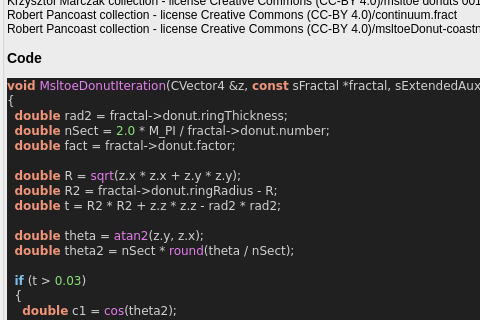
Above: mandelbulber2/formula/ui/fractal_msltoe_donut.ui from buddhi1980/mandelbulber2 before the change; both pictures show x 0 to 480 and y 232 to 552 of the 754 by 953 pixel window. Below: the same form after it.
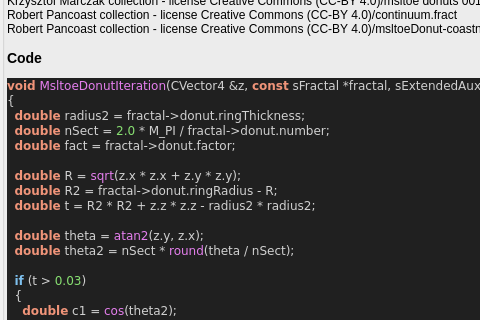
That is the form after the change. Custom widgets are drawn as their Qt base class.

Patch:
```diff
--- a/mandelbulber2/formula/ui/fractal_msltoe_donut.ui
+++ b/mandelbulber2/formula/ui/fractal_msltoe_donut.ui
@@ -291,13 +291,13 @@
 &lt;body style=&quot;background-color:#202020&quot;&gt;
 &lt;pre style=&quot;color:#d0d0d0; background-color:#202020;  font-family:'Courier New',monospace;&quot;&gt;&lt;span style=&quot;color:#f09479; font-weight:bold&quot;&gt;void&lt;/span&gt; &lt;span style=&quot;color:#e47eed&quot;&gt;MsltoeDonutIteration&lt;/span&gt;&lt;span style=&quot;color:#d0d0d0&quot;&gt;(&lt;/span&gt;CVector4 &lt;span style=&quot;color:#d0d0d0&quot;&gt;&amp;amp;&lt;/span&gt;z&lt;span style=&quot;color:#d0d0d0&quot;&gt;,&lt;/span&gt; &lt;span style=&quot;color:#f09479; font-weight:bold&quot;&gt;const&lt;/span&gt; sFractal &lt;span style=&quot;color:#d0d0d0&quot;&gt;*&lt;/span&gt;fractal&lt;span style=&quot;color:#d0d0d0&quot;&gt;,&lt;/span&gt; sExtendedAux &lt;span style=&quot;color:#d0d0d0&quot;&gt;&amp;amp;&lt;/span&gt;aux&lt;span style=&quot;color:#d0d0d0&quot;&gt;)&lt;/span&gt;
 &lt;span style=&quot;color:#d0d0d0&quot;&gt;{&lt;/span&gt;
-  &lt;span style=&quot;color:#f09479; font-weight:bold&quot;&gt;double&lt;/span&gt; rad2 &lt;span style=&quot;color:#d0d0d0&quot;&gt;=&lt;/span&gt; fractal&lt;span style=&quot;color:#d0d0d0&quot;&gt;-&amp;gt;&lt;/span&gt;donut&lt;span style=&quot;color:#d0d0d0&quot;&gt;.&lt;/span&gt;ringThickness&lt;span style=&quot;color:#d0d0d0&quot;&gt;;&lt;/span&gt;
+  &lt;span style=&quot;color:#f09479; font-weight:bold&quot;&gt;double&lt;/span&gt; radius2 &lt;span style=&quot;color:#d0d0d0&quot;&gt;=&lt;/span&gt; fractal&lt;span style=&quot;color:#d0d0d0&quot;&gt;-&amp;gt;&lt;/span&gt;donut&lt;span style=&quot;color:#d0d0d0&quot;&gt;.&lt;/span&gt;ringThickness&lt;span style=&quot;color:#d0d0d0&quot;&gt;;&lt;/span&gt;
   &lt;span style=&quot;color:#f09479; font-weight:bold&quot;&gt;double&lt;/span&gt; nSect &lt;span style=&quot;color:#d0d0d0&quot;&gt;=&lt;/span&gt; &lt;span style=&quot;color:#87df71&quot;&gt;2.0&lt;/span&gt; &lt;span style=&quot;color:#d0d0d0&quot;&gt;*&lt;/span&gt; M_PI &lt;span style=&quot;color:#d0d0d0&quot;&gt;/&lt;/span&gt; fractal&lt;span style=&quot;color:#d0d0d0&quot;&gt;-&amp;gt;&lt;/span&gt;donut&lt;span style=&quot;color:#d0d0d0&quot;&gt;.&lt;/span&gt;number&lt;span style=&quot;color:#d0d0d0&quot;&gt;;&lt;/span&gt;
   &lt;span style=&quot;color:#f09479; font-weight:bold&quot;&gt;double&lt;/span&gt; fact &lt;span style=&quot;color:#d0d0d0&quot;&gt;=&lt;/span&gt; fractal&lt;span style=&quot;color:#d0d0d0&quot;&gt;-&amp;gt;&lt;/span&gt;donut&lt;span style=&quot;color:#d0d0d0&quot;&gt;.&lt;/span&gt;factor&lt;span style=&quot;color:#d0d0d0&quot;&gt;;&lt;/span&gt;
 
   &lt;span style=&quot;color:#f09479; font-weight:bold&quot;&gt;double&lt;/span&gt; R &lt;span style=&quot;color:#d0d0d0&quot;&gt;=&lt;/span&gt; &lt;span style=&quot;color:#e47eed&quot;&gt;sqrt&lt;/span&gt;&lt;span style=&quot;color:#d0d0d0&quot;&gt;(&lt;/span&gt;z&lt;span style=&quot;color:#d0d0d0&quot;&gt;.&lt;/span&gt;x &lt;span style=&quot;color:#d0d0d0&quot;&gt;*&lt;/span&gt; z&lt;span style=&quot;color:#d0d0d0&quot;&gt;.&lt;/span&gt;x &lt;span style=&quot;color:#d0d0d0&quot;&gt;+&lt;/span&gt; z&lt;span style=&quot;color:#d0d0d0&quot;&gt;.&lt;/span&gt;y &lt;span style=&quot;color:#d0d0d0&quot;&gt;*&lt;/span&gt; z&lt;span style=&quot;color:#d0d0d0&quot;&gt;.&lt;/span&gt;y&lt;span style=&quot;color:#d0d0d0&quot;&gt;);&lt;/span&gt;
   &lt;span style=&quot;color:#f09479; font-weight:bold&quot;&gt;double&lt;/span&gt; R2 &lt;span style=&quot;color:#d0d0d0&quot;&gt;=&lt;/span&gt; fractal&lt;span style=&quot;color:#d0d0d0&quot;&gt;-&amp;gt;&lt;/span&gt;donut&lt;span style=&quot;color:#d0d0d0&quot;&gt;.&lt;/span&gt;ringRadius &lt;span style=&quot;color:#d0d0d0&quot;&gt;-&lt;/span&gt; R&lt;span style=&quot;color:#d0d0d0&quot;&gt;;&lt;/span&gt;
-  &lt;span style=&quot;color:#f09479; font-weight:bold&quot;&gt;double&lt;/span&gt; t &lt;span style=&quot;color:#d0d0d0&quot;&gt;=&lt;/span&gt; R2 &lt;span style=&quot;color:#d0d0d0&quot;&gt;*&lt;/span&gt; R2 &lt;span style=&quot;color:#d0d0d0&quot;&gt;+&lt;/span&gt; z&lt;span style=&quot;color:#d0d0d0&quot;&gt;.&lt;/span&gt;z &lt;span style=&quot;color:#d0d0d0&quot;&gt;*&lt;/span&gt; z&lt;span style=&quot;color:#d0d0d0&quot;&gt;.&lt;/span&gt;z &lt;span style=&quot;color:#d0d0d0&quot;&gt;-&lt;/span&gt; rad2 &lt;span style=&quot;color:#d0d0d0&quot;&gt;*&lt;/span&gt; rad2&lt;span style=&quot;color:#d0d0d0&quot;&gt;;&lt;/span&gt;
+  &lt;span style=&quot;color:#f09479; font-weight:bold&quot;&gt;double&lt;/span&gt; t &lt;span style=&quot;color:#d0d0d0&quot;&gt;=&lt;/span&gt; R2 &lt;span style=&quot;color:#d0d0d0&quot;&gt;*&lt;/span&gt; R2 &lt;span style=&quot;color:#d0d0d0&quot;&gt;+&lt;/span&gt; z&lt;span style=&quot;color:#d0d0d0&quot;&gt;.&lt;/span&gt;z &lt;span style=&quot;color:#d0d0d0&quot;&gt;*&lt;/span&gt; z&lt;span style=&quot;color:#d0d0d0&quot;&gt;.&lt;/span&gt;z &lt;span style=&quot;color:#d0d0d0&quot;&gt;-&lt;/span&gt; radius2 &lt;span style=&quot;color:#d0d0d0&quot;&gt;*&lt;/span&gt; radius2&lt;span style=&quot;color:#d0d0d0&quot;&gt;;&lt;/span&gt;
 
   &lt;span style=&quot;color:#f09479; font-weight:bold&quot;&gt;double&lt;/span&gt; theta &lt;span style=&quot;color:#d0d0d0&quot;&gt;=&lt;/span&gt; &lt;span style=&quot;color:#e47eed&quot;&gt;atan2&lt;/span&gt;&lt;span style=&quot;color:#d0d0d0&quot;&gt;(&lt;/span&gt;z&lt;span style=&quot;color:#d0d0d0&quot;&gt;.&lt;/span&gt;y&lt;span style=&quot;color:#d0d0d0&quot;&gt;,&lt;/span&gt; z&lt;span style=&quot;color:#d0d0d0&quot;&gt;.&lt;/span&gt;x&lt;span style=&quot;color:#d0d0d0&quot;&gt;);&lt;/span&gt;
   &lt;span style=&quot;color:#f09479; font-weight:bold&quot;&gt;double&lt;/span&gt; theta2 &lt;span style=&quot;color:#d0d0d0&quot;&gt;=&lt;/span&gt; nSect &lt;span style=&quot;color:#d0d0d0&quot;&gt;*&lt;/span&gt; &lt;span style=&quot;color:#e47eed&quot;&gt;round&lt;/span&gt;&lt;span style=&quot;color:#d0d0d0&quot;&gt;(&lt;/span&gt;theta &lt;span style=&quot;color:#d0d0d0&quot;&gt;/&lt;/span&gt; nSect&lt;span style=&quot;color:#d0d0d0&quot;&gt;);&lt;/span&gt;
```
